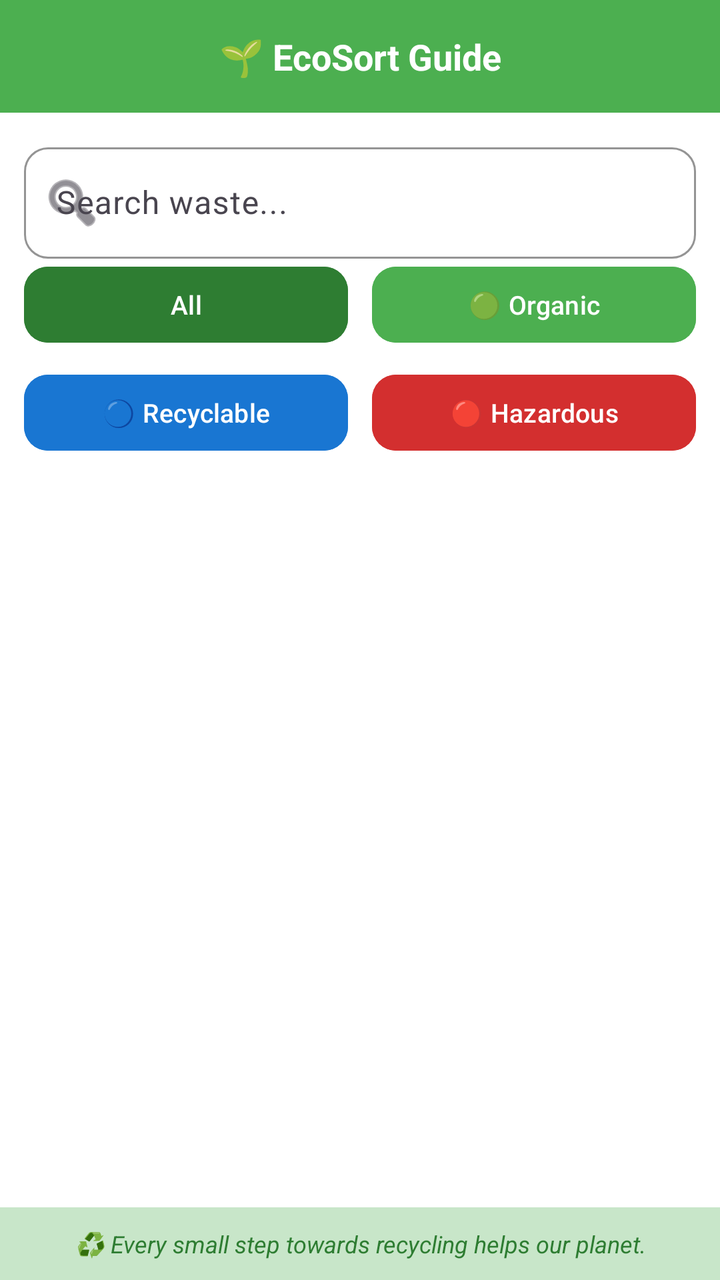
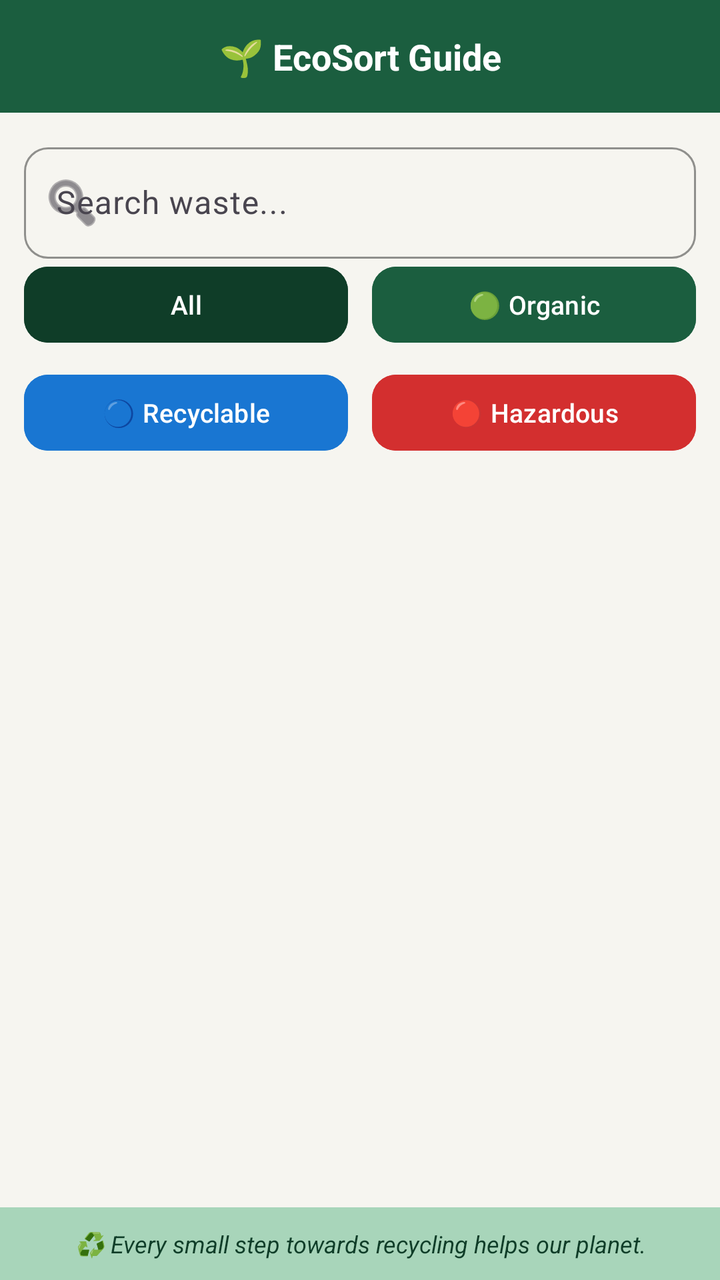

The first picture is an Android layout as it rendered before a commit; the second is the same layout after the commit. The layout source and the unified diff follow.
<!-- AndroidManifest.xml: application theme Theme.EcoSort -->
<!-- res/layout/activity_main.xml -->
<?xml version="1.0" encoding="utf-8"?>
<androidx.constraintlayout.widget.ConstraintLayout
    xmlns:android="http://schemas.android.com/apk/res/android"
    xmlns:app="http://schemas.android.com/apk/res-auto"
    android:layout_width="match_parent"
    android:layout_height="match_parent"
    android:background="@color/white">

    <TextView
        android:id="@+id/textWelcome"
        android:layout_width="0dp"
        android:layout_height="wrap_content"
        android:background="@color/green_primary"
        android:gravity="center"
        android:padding="16dp"
        android:text="🌱 EcoSort Guide"
        android:textColor="@color/white"
        android:textSize="18sp"
        android:textStyle="bold"
        app:layout_constraintTop_toTopOf="parent"
        app:layout_constraintStart_toStartOf="parent"
        app:layout_constraintEnd_toEndOf="parent" />

    <com.google.android.material.textfield.TextInputLayout
        android:id="@+id/searchInputLayout"
        android:layout_width="0dp"
        android:layout_height="wrap_content"
        android:layout_margin="12dp"
        app:boxCornerRadiusBottomEnd="12dp"
        app:boxCornerRadiusBottomStart="12dp"
        app:boxCornerRadiusTopEnd="12dp"
        app:boxCornerRadiusTopStart="12dp"
        app:boxStrokeColor="@color/green_primary"
        app:startIconDrawable="@android:drawable/ic_menu_search"
        android:hint="Search waste..."
        app:layout_constraintTop_toBottomOf="@id/textWelcome"
        app:layout_constraintStart_toStartOf="parent"
        app:layout_constraintEnd_toEndOf="parent">

        <com.google.android.material.textfield.TextInputEditText
            android:id="@+id/searchEditText"
            android:layout_width="match_parent"
            android:layout_height="wrap_content"
            android:inputType="text"
            android:singleLine="true" />
    </com.google.android.material.textfield.TextInputLayout>

    <LinearLayout
        android:id="@+id/filterLayout"
        android:layout_width="0dp"
        android:layout_height="wrap_content"
        android:layout_marginStart="12dp"
        android:layout_marginEnd="12dp"
        android:orientation="vertical"
        app:layout_constraintTop_toBottomOf="@id/searchInputLayout"
        app:layout_constraintStart_toStartOf="parent"
        app:layout_constraintEnd_toEndOf="parent">

        <LinearLayout
            android:layout_width="match_parent"
            android:layout_height="wrap_content"
            android:orientation="horizontal">

            <com.google.android.material.button.MaterialButton
                android:id="@+id/buttonAll"
                android:layout_width="0dp"
                android:layout_height="46dp"
                android:layout_marginEnd="6dp"
                android:layout_weight="1"
                android:backgroundTint="@color/green_dark"
                android:text="All"
                android:textAllCaps="false"
                android:textSize="13sp"
                app:cornerRadius="12dp" />

            <com.google.android.material.button.MaterialButton
                android:id="@+id/buttonGreen"
                android:layout_width="0dp"
                android:layout_height="46dp"
                android:layout_marginStart="6dp"
                android:layout_weight="1"
                android:backgroundTint="@color/green_primary"
                android:text="🟢 Organic"
                android:textAllCaps="false"
                android:textSize="13sp"
                app:cornerRadius="12dp" />
        </LinearLayout>

        <LinearLayout
            android:layout_width="match_parent"
            android:layout_height="wrap_content"
            android:layout_marginTop="8dp"
            android:orientation="horizontal">

            <com.google.android.material.button.MaterialButton
                android:id="@+id/buttonBlue"
                android:layout_width="0dp"
                android:layout_height="46dp"
                android:layout_marginEnd="6dp"
                android:layout_weight="1"
                android:backgroundTint="#1976D2"
                android:text="🔵 Recyclable"
                android:textAllCaps="false"
                android:textSize="13sp"
                app:cornerRadius="12dp" />

            <com.google.android.material.button.MaterialButton
                android:id="@+id/buttonRed"
                android:layout_width="0dp"
                android:layout_height="46dp"
                android:layout_marginStart="6dp"
                android:layout_weight="1"
                android:backgroundTint="#D32F2F"
                android:text="🔴 Hazardous"
                android:textAllCaps="false"
                android:textSize="13sp"
                app:cornerRadius="12dp" />
        </LinearLayout>

    </LinearLayout>

    <androidx.recyclerview.widget.RecyclerView
        android:id="@+id/recyclerViewForWastes"
        android:layout_width="0dp"
        android:layout_height="0dp"
        android:layout_marginTop="12dp"
        android:clipToPadding="false"
        android:paddingBottom="8dp"
        app:layout_constraintTop_toBottomOf="@id/filterLayout"
        app:layout_constraintBottom_toTopOf="@id/textFooter"
        app:layout_constraintStart_toStartOf="parent"
        app:layout_constraintEnd_toEndOf="parent" />

    <TextView
        android:id="@+id/textFooter"
        android:layout_width="0dp"
        android:layout_height="wrap_content"
        android:background="@color/green_light"
        android:gravity="center"
        android:padding="10dp"
        android:text="♻️ Every small step towards recycling helps our planet."
        android:textColor="@color/green_dark"
        android:textSize="12sp"
        android:textStyle="italic"
        app:layout_constraintBottom_toBottomOf="parent"
        app:layout_constraintStart_toStartOf="parent"
        app:layout_constraintEnd_toEndOf="parent" />

</androidx.constraintlayout.widget.ConstraintLayout>
<!-- resources referenced by this layout -->
<resources>
  <color name="green_dark">#2E7D32</color>
  <color name="green_light">#C8E6C9</color>
  <color name="green_primary">#4CAF50</color>
  <color name="white">#FFFFFFFF</color>
  <style name="Theme.EcoSort" parent="Base.Theme.EcoSort" />
  <style name="Base.Theme.EcoSort" parent="Theme.Material3.DayNight.NoActionBar">
  
          <item name="colorPrimary">@color/green_primary</item>
          <item name="colorSecondary">@color/green_primary</item>
  
          
          <item name="android:statusBarColor">@color/green_dark</item>
  
      </style>
</resources>

<!-- the commit's change to res/layout/activity_main.xml (unified diff, before → after) -->
@@ -4,7 +4,7 @@
     xmlns:app="http://schemas.android.com/apk/res-auto"
     android:layout_width="match_parent"
     android:layout_height="match_parent"
-    android:background="@color/white">
+    android:background="@color/bg_soft">
 
     <TextView
         android:id="@+id/textWelcome"
<!-- resource entries referenced after the edit -->
@@ -1,18 +1,17 @@
 <!-- resources referenced by this layout -->
 <resources>
-  <color name="green_dark">#2E7D32</color>
-  <color name="green_light">#C8E6C9</color>
-  <color name="green_primary">#4CAF50</color>
+  <color name="bg_soft">#F6F5F0</color>
+  <color name="green_dark">#0F3D28</color>
+  <color name="green_light">#A8D5BA</color>
+  <color name="green_primary">#1B5E3F</color>
   <color name="white">#FFFFFFFF</color>
   <style name="Theme.EcoSort" parent="Base.Theme.EcoSort" />
   <style name="Base.Theme.EcoSort" parent="Theme.Material3.DayNight.NoActionBar">
-  
           <item name="colorPrimary">@color/green_primary</item>
-          <item name="colorSecondary">@color/green_primary</item>
-  
-          
+          <item name="colorSecondary">@color/teal_primary</item>
           <item name="android:statusBarColor">@color/green_dark</item>
-  
+          <item name="android:windowBackground">@color/bg_soft</item>
       </style>
+  <color name="teal_primary">#2C6E6B</color>
 </resources>
 
